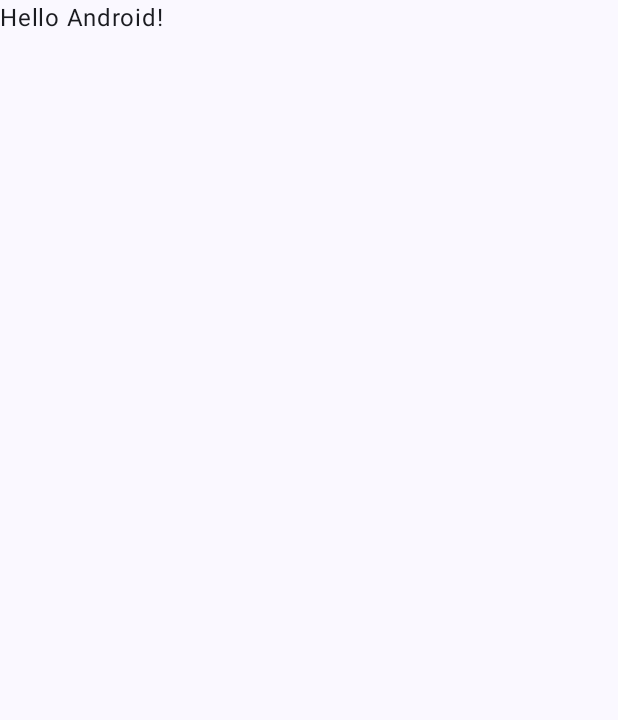
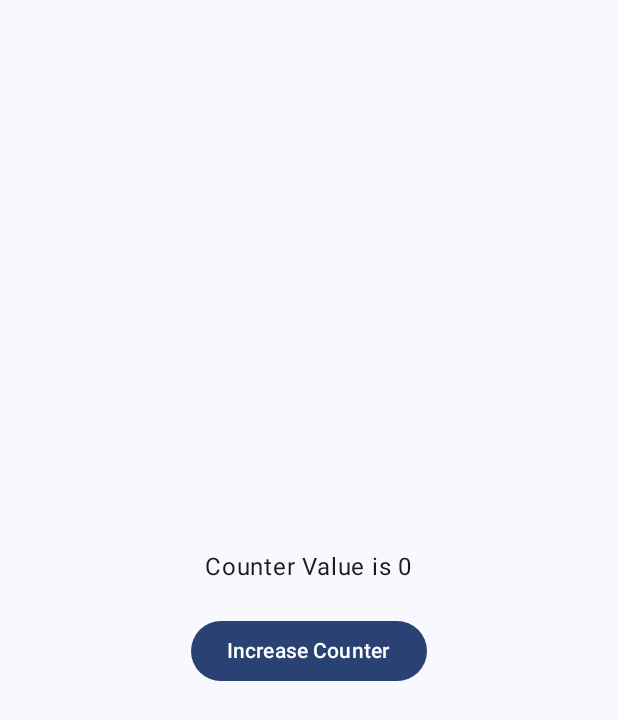
Before and after one commit to amitseervi/FoodStory, an Android app built with Jetpack Compose: the screen it shows after launch (MainActivity), on a phone screen of 412 x 824 dp. Before the commit the part shown is almost empty. Shown: the top 720 px of the screen. Run offline under Robolectric (Android 15) with nearby library versions, the phone set to English and light mode, and no system bars; our stand-ins replace Dagger/Hilt's generated code.

Commit message:
Adding Hilt ViewModel

```diff
--- a/app/src/main/AndroidManifest.xml
+++ b/app/src/main/AndroidManifest.xml
@@ -7,6 +7,7 @@
         android:dataExtractionRules="@xml/data_extraction_rules"
         android:fullBackupContent="@xml/backup_rules"
         android:icon="@mipmap/ic_launcher"
+        android:name=".FoodStoryApplication"
         android:label="@string/app_name"
         android:roundIcon="@mipmap/ic_launcher_round"
         android:supportsRtl="true"
@@ -15,7 +16,6 @@
         <activity
             android:name=".MainActivity"
             android:exported="true"
-            android:label="@string/app_name"
             android:theme="@style/Theme.FoodStory">
             <intent-filter>
                 <action android:name="android.intent.action.MAIN" />
--- /dev/null
+++ b/app/src/main/java/com/amit/foodstory/FoodStoryApplication.kt
@@ -0,0 +1,7 @@
+package com.amit.foodstory
+
+import android.app.Application
+import dagger.hilt.android.HiltAndroidApp
+
+@HiltAndroidApp
+class FoodStoryApplication : Application()
--- a/app/src/main/java/com/amit/foodstory/MainActivity.kt
+++ b/app/src/main/java/com/amit/foodstory/MainActivity.kt
@@ -4,43 +4,16 @@ import android.os.Bundle
 import androidx.activity.ComponentActivity
 import androidx.activity.compose.setContent
 import androidx.compose.foundation.layout.fillMaxSize
-import androidx.compose.material3.MaterialTheme
-import androidx.compose.material3.Surface
-import androidx.compose.material3.Text
-import androidx.compose.runtime.Composable
 import androidx.compose.ui.Modifier
-import androidx.compose.ui.tooling.preview.Preview
-import com.amit.foodstory.ui.theme.FoodStoryTheme
+import com.amit.foodstory.ui.ComposeFoodStoryApp
+import dagger.hilt.android.AndroidEntryPoint
 
+@AndroidEntryPoint
 class MainActivity : ComponentActivity() {
     override fun onCreate(savedInstanceState: Bundle?) {
         super.onCreate(savedInstanceState)
         setContent {
-            FoodStoryTheme {
-                // A surface container using the 'background' color from the theme
-                Surface(
-                    modifier = Modifier.fillMaxSize(),
-                    color = MaterialTheme.colorScheme.background
-                ) {
-                    Greeting("Android")
-                }
-            }
+            ComposeFoodStoryApp(Modifier.fillMaxSize())
         }
     }
 }
-
-@Composable
-fun Greeting(name: String, modifier: Modifier = Modifier) {
-    Text(
-        text = "Hello $name!",
-        modifier = modifier
-    )
-}
-
-@Preview(showBackground = true)
-@Composable
-fun GreetingPreview() {
-    FoodStoryTheme {
-        Greeting("Android")
-    }
-}
--- /dev/null
+++ b/app/src/main/java/com/amit/foodstory/ui/ComposeFoodStoryApp.kt
@@ -0,0 +1,11 @@
+package com.amit.foodstory.ui
+
+import androidx.compose.runtime.Composable
+import androidx.compose.ui.Modifier
+import com.amit.foodstory.ui.screens.vms.HomeScreen
+
+@Composable
+fun ComposeFoodStoryApp(modifier: Modifier = Modifier) {
+
+    HomeScreen(modifier = modifier)
+}
--- /dev/null
+++ b/app/src/main/java/com/amit/foodstory/ui/screens/vms/HomeScreen.kt
@@ -0,0 +1,67 @@
+package com.amit.foodstory.ui.screens.vms
+
+import androidx.compose.foundation.background
+import androidx.compose.foundation.layout.Arrangement
+import androidx.compose.foundation.layout.Column
+import androidx.compose.foundation.layout.Spacer
+import androidx.compose.foundation.layout.fillMaxSize
+import androidx.compose.foundation.layout.height
+import androidx.compose.material3.Button
+import androidx.compose.material3.MaterialTheme
+import androidx.compose.material3.Text
+import androidx.compose.runtime.Composable
+import androidx.compose.runtime.collectAsState
+import androidx.compose.ui.Alignment
+import androidx.compose.ui.Modifier
+import androidx.compose.ui.tooling.preview.Preview
+import androidx.compose.ui.unit.dp
+import androidx.lifecycle.viewmodel.compose.viewModel
+import com.amit.foodstory.ui.theme.FoodStoryTheme
+
+@Composable
+fun HomeScreen(modifier: Modifier = Modifier) {
+    val homeViewModel: HomeViewModel = viewModel()
+    val uiState = homeViewModel.uiState.collectAsState()
+    FoodStoryTheme {
+        HomeScreenContent(
+            modifier = modifier,
+            uiState = uiState.value,
+            onButtonClick = homeViewModel::onCounterButtonClicked
+        )
+    }
+
+}
+
+
+@Composable
+fun HomeScreenContent(
+    modifier: Modifier = Modifier,
+    uiState: HomeUiState,
+    onButtonClick: () -> Unit
+) {
+    Column(
+        modifier = modifier.background(MaterialTheme.colorScheme.background),
+        verticalArrangement = Arrangement.Center,
+        horizontalAlignment = Alignment.CenterHorizontally
+    ) {
+        Text(
+            text = "Counter Value is ${uiState.counterValue}",
+            color = MaterialTheme.colorScheme.onBackground
+        )
+        Spacer(modifier = Modifier.height(20.dp))
+        Button(onClick = onButtonClick) {
+            Text(text = "Increase Counter")
+        }
+    }
+}
+
+
+@Composable
+@Preview
+fun PreviewHomeScreen() {
+    FoodStoryTheme {
+        HomeScreenContent(modifier = Modifier.fillMaxSize(),
+            uiState = HomeUiState(2),
+            onButtonClick = {})
+    }
+}
--- /dev/null
+++ b/app/src/main/java/com/amit/foodstory/ui/screens/vms/HomeViewModel.kt
@@ -0,0 +1,38 @@
+package com.amit.foodstory.ui.screens.vms
+
+import android.app.Application
+import androidx.lifecycle.AndroidViewModel
+import androidx.lifecycle.viewModelScope
+import dagger.hilt.android.lifecycle.HiltViewModel
+import kotlinx.coroutines.flow.MutableStateFlow
+import kotlinx.coroutines.flow.SharingStarted
+import kotlinx.coroutines.flow.StateFlow
+import kotlinx.coroutines.flow.map
+import kotlinx.coroutines.flow.stateIn
+import kotlinx.coroutines.flow.update
+import javax.inject.Inject
+
+@HiltViewModel
+class HomeViewModel @Inject constructor(application: Application) :
+    AndroidViewModel(application) {
+
+    private val viewModelState = MutableStateFlow<HomeViewModelState>(HomeViewModelState())
+    val uiState: StateFlow<HomeUiState>
+        get() = viewModelState.map {
+            it.toUiState()
+        }.stateIn(viewModelScope, SharingStarted.Eagerly, HomeUiState(0))
+
+    private fun HomeViewModelState.toUiState(): HomeUiState {
+        return HomeUiState(this.counterValue)
+    }
+
+    fun onCounterButtonClicked() {
+        viewModelState.update { currentState ->
+            currentState.copy(counterValue = currentState.counterValue + 1)
+        }
+    }
+}
+
+data class HomeUiState(val counterValue: Int)
+
+data class HomeViewModelState(val counterValue: Int = 0)
--- a/build.gradle.kts
+++ b/build.gradle.kts
@@ -3,5 +3,8 @@
 plugins {
     alias(libs.plugins.androidApplication) apply false
     alias(libs.plugins.kotlinAndroid) apply false
+    alias(libs.plugins.kapt) apply false
+    alias(libs.plugins.hilt) apply false
+    alias(libs.plugins.ksp) apply false
 }
 true // Needed to make the Suppress annotation work for the plugins block
```
Also changed, not shown: app/build.gradle.kts (+52 -12 lines), gradle/libs.versions.toml (+32 -2 lines), 1 other file.
